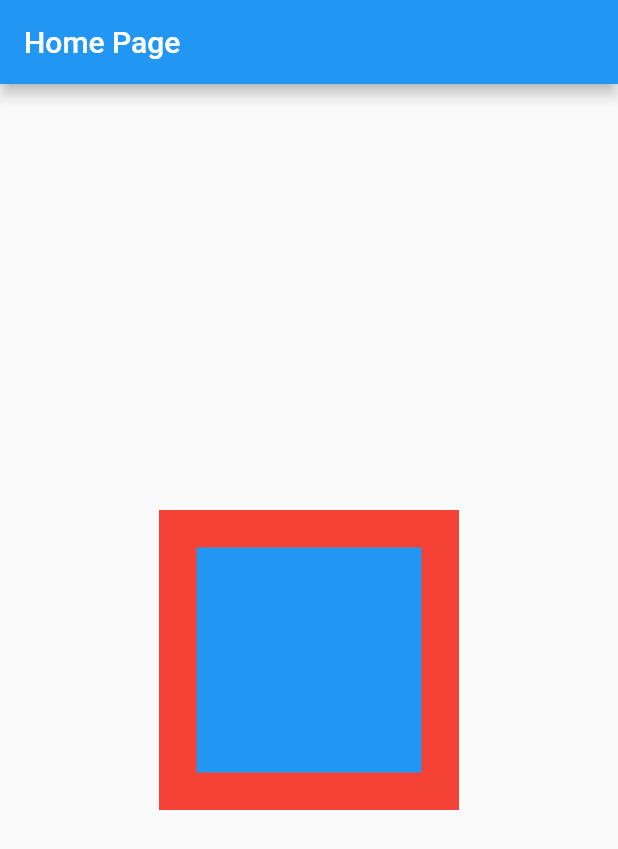
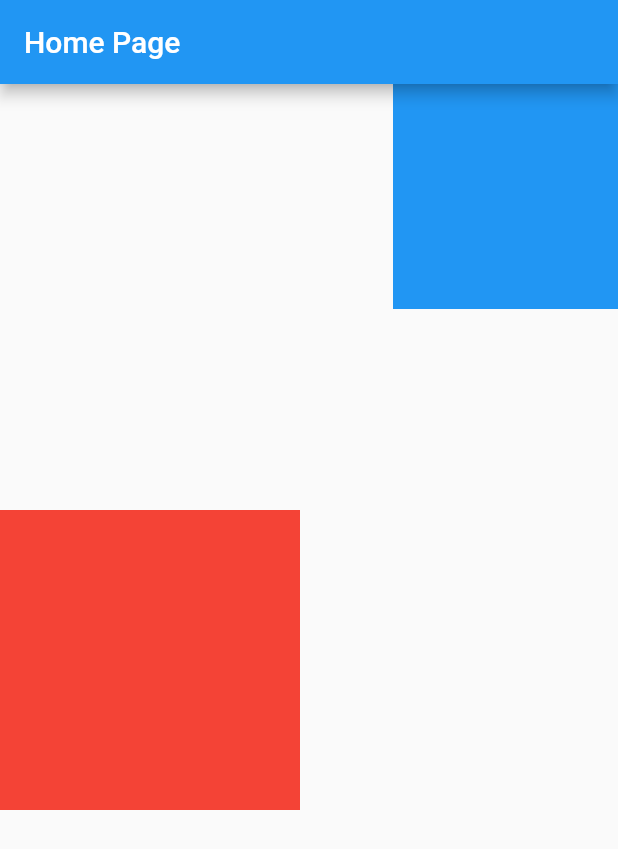
Before and after one commit to baotan2000/flutter_hello_word, a Flutter app: the screen it shows after launch, on a phone screen of 412 x 824 dp. Shown: the top 849 px of the screen. Run offline on Flutter 3.47's test engine with Material 2 defaults, Android fonts, the light colour scheme and no system bars.

Commit message:
alignment

```diff
--- a/lib/stack_widget.dart
+++ b/lib/stack_widget.dart
@@ -11,17 +11,22 @@ class _StackWidgetState extends State<StackWidget> {
   @override
   Widget build(BuildContext context) {
     return Stack(
-      alignment: Alignment.center,
       children: [
-        Container(
+        Align(
+          alignment: Alignment.centerLeft,
+          child: Container(
             width: 200,
             height: 200,
             color: Colors.red,
           ),
-        Container(
+        ),
+        Align(
+          alignment: Alignment.topRight,
+          child: Container(
             height: 150,
             width: 150,
             color: Colors.blue,
+          ),
         )
       ],
     );
```
Lines whose indentation alone changed are shown as unchanged.
